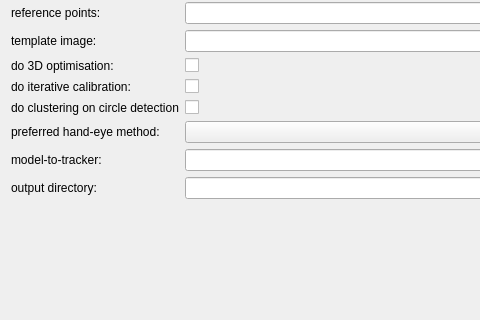
NifTK/NifTK, file MITK/Plugins/uk.ac.ucl.cmic.igicameracal/src/internal/niftkCameraCalViewPreferencePage.ui: the form before one commit; both pictures show x 0 to 480 and y 265 to 585 of the 567 by 674 pixel window.
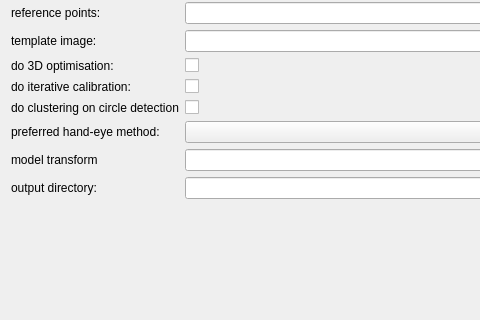
The form after the commit.

Commit message: Issue #5322: Remove reference tracker matrix to replace with model/chessboard tracker matrix."

Patch:
```diff
--- a/MITK/Plugins/uk.ac.ucl.cmic.igicameracal/src/internal/niftkCameraCalViewPreferencePage.ui
+++ b/MITK/Plugins/uk.ac.ucl.cmic.igicameracal/src/internal/niftkCameraCalViewPreferencePage.ui
@@ -412,7 +412,7 @@
         <string>Name of a 4x4 file to describe model to tracker transform.</string>
        </property>
        <property name="text">
-        <string>model-to-tracker:</string>
+        <string>model transform</string>
        </property>
       </widget>
      </item>
```
Left out of the diff: 6 changed lines with no effect on the pictures. The commit also changes 6 other files.
